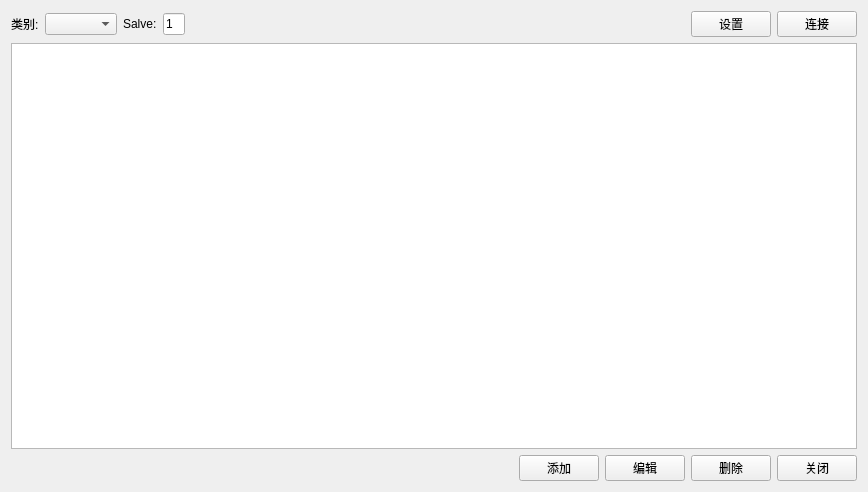
Qt form editor/tools/JZModbusSimulator.ui (xiongqiumin/JZNodeEditor) before a commit.
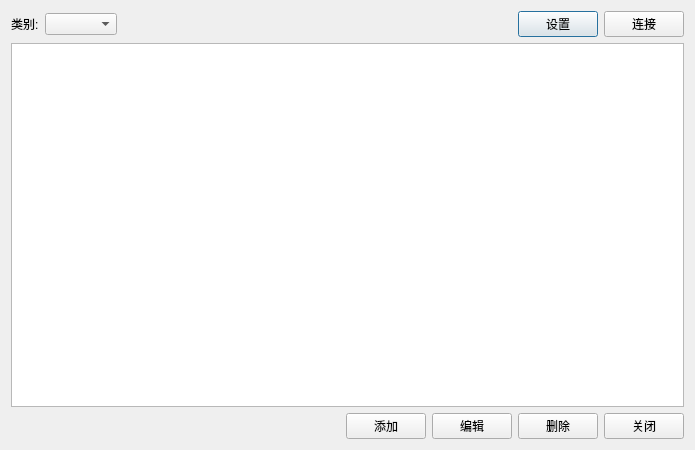
The same form after that commit.

Patch:
```diff
--- a/editor/tools/JZModbusSimulator.ui
+++ b/editor/tools/JZModbusSimulator.ui
@@ -1,19 +1,18 @@
 <?xml version="1.0" encoding="UTF-8"?>
 <ui version="4.0">
  <class>JZModbusSimulatorClass</class>
- <widget class="QMainWindow" name="JZModbusSimulatorClass">
+ <widget class="QDialog" name="JZModbusSimulatorClass">
   <property name="geometry">
    <rect>
     <x>0</x>
     <y>0</y>
-    <width>868</width>
-    <height>492</height>
+    <width>695</width>
+    <height>450</height>
    </rect>
   </property>
   <property name="windowTitle">
    <string>Modbus</string>
   </property>
-  <widget class="QWidget" name="centralWidget">
    <layout class="QVBoxLayout" name="verticalLayout">
     <item>
      <widget class="QWidget" name="widget" native="true">
@@ -40,20 +39,6 @@
        <item>
         <widget class="QComboBox" name="boxType"/>
        </item>
-       <item>
-        <widget class="QLabel" name="label_2">
-         <property name="text">
-          <string>Salve:</string>
-         </property>
-        </widget>
-       </item>
-       <item>
-        <widget class="QLineEdit" name="lineSlave">
-         <property name="text">
-          <string>1</string>
-         </property>
-        </widget>
-       </item>
        <item>
         <spacer name="horizontalSpacer_2">
          <property name="orientation">
@@ -165,7 +150,6 @@
      </widget>
     </item>
    </layout>
-  </widget>
  </widget>
  <layoutdefault spacing="6" margin="11"/>
  <resources/>
```
Left out of the diff: 2 changed lines with no effect on the pictures. Lines whose indentation alone changed are shown as unchanged.
